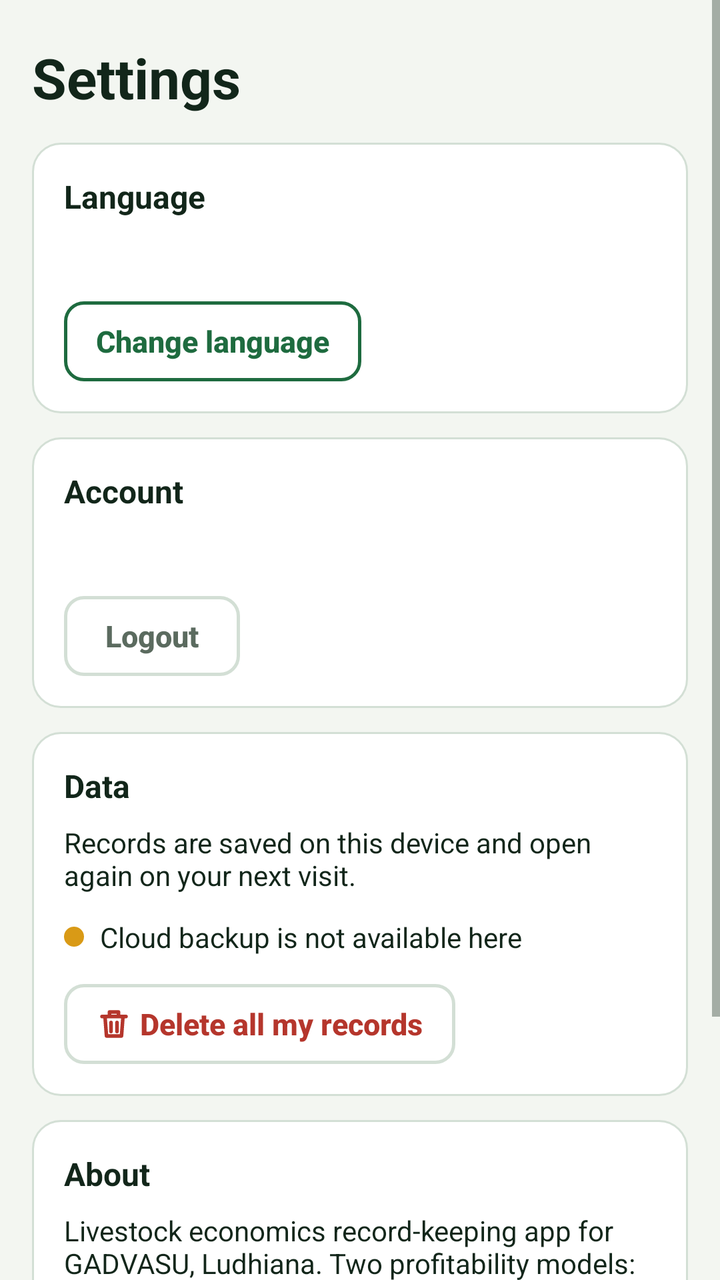
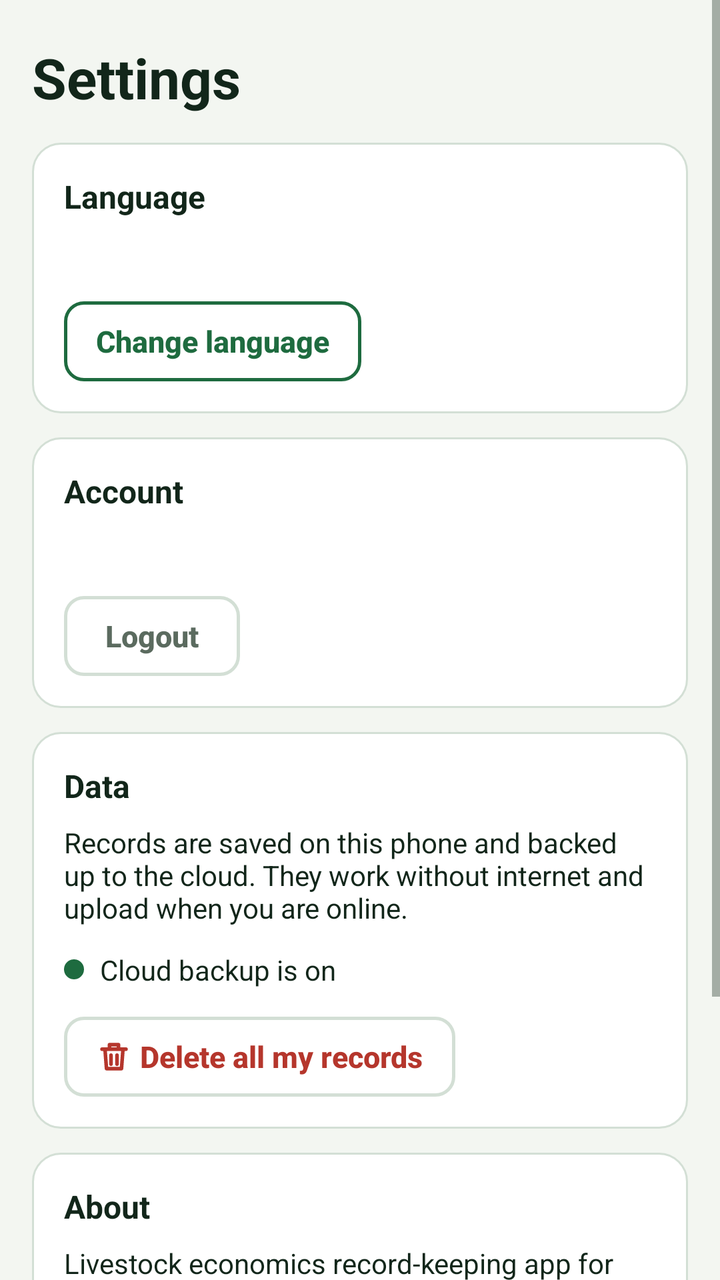

Two renders of the same Android screen: before a commit and after it. Below are the layout's source before the change and the commit's diff.
<!-- AndroidManifest.xml: application theme Theme.Gadvasu -->
<!-- res/layout/fragment_settings.xml -->
<?xml version="1.0" encoding="utf-8"?>
<ScrollView xmlns:android="http://schemas.android.com/apk/res/android"
    xmlns:app="http://schemas.android.com/apk/res-auto"
    android:layout_width="match_parent"
    android:layout_height="match_parent">

    <LinearLayout
        android:id="@+id/content"
        android:layout_width="match_parent"
        android:layout_height="wrap_content"
        android:orientation="vertical"
        android:paddingStart="16dp"
        android:paddingTop="14dp"
        android:paddingEnd="16dp"
        android:paddingBottom="24dp">

        <TextView
            style="@style/Text.H1"
            android:layout_width="match_parent"
            android:layout_height="wrap_content"
            android:layout_marginTop="6dp"
            android:layout_marginBottom="6dp"
            android:text="@string/settings" />

        <LinearLayout
            android:layout_width="match_parent"
            android:layout_height="wrap_content"
            android:layout_marginTop="8dp"
            android:background="@drawable/bg_card"
            android:orientation="vertical"
            android:padding="16dp">

            <TextView
                style="@style/Text.H3"
                android:layout_width="match_parent"
                android:layout_height="wrap_content"
                android:layout_marginBottom="8dp"
                android:text="@string/language" />

            <TextView
                android:id="@+id/tvLanguageName"
                style="@style/Text.Body"
                android:layout_width="match_parent"
                android:layout_height="wrap_content"
                android:layout_marginBottom="12dp" />

            <com.google.android.material.button.MaterialButton
                android:id="@+id/btnChangeLanguage"
                style="@style/Widget.Gadvasu.Button.Secondary.Small"
                android:layout_width="wrap_content"
                android:layout_height="wrap_content"
                android:text="@string/change_language" />
        </LinearLayout>

        <LinearLayout
            android:layout_width="match_parent"
            android:layout_height="wrap_content"
            android:layout_marginTop="12dp"
            android:background="@drawable/bg_card"
            android:orientation="vertical"
            android:padding="16dp">

            <TextView
                style="@style/Text.H3"
                android:layout_width="match_parent"
                android:layout_height="wrap_content"
                android:layout_marginBottom="8dp"
                android:text="@string/account" />

            <TextView
                android:id="@+id/tvLoggedIn"
                style="@style/Text.Body"
                android:layout_width="match_parent"
                android:layout_height="wrap_content"
                android:layout_marginBottom="12dp" />

            <com.google.android.material.button.MaterialButton
                android:id="@+id/btnLogout"
                style="@style/Widget.Gadvasu.Button.Ghost"
                android:layout_width="wrap_content"
                android:layout_height="wrap_content"
                android:text="@string/logout" />
        </LinearLayout>

        <LinearLayout
            android:layout_width="match_parent"
            android:layout_height="wrap_content"
            android:layout_marginTop="12dp"
            android:background="@drawable/bg_card"
            android:orientation="vertical"
            android:padding="16dp">

            <TextView
                style="@style/Text.H3"
                android:layout_width="match_parent"
                android:layout_height="wrap_content"
                android:layout_marginBottom="8dp"
                android:text="@string/data_storage" />

            <TextView
                style="@style/Text.Small"
                android:layout_width="match_parent"
                android:layout_height="wrap_content"
                android:layout_marginBottom="8dp"
                android:text="@string/stored_on_device" />

            <LinearLayout
                android:layout_width="match_parent"
                android:layout_height="wrap_content"
                android:layout_marginTop="4dp"
                android:gravity="center_vertical"
                android:orientation="horizontal">

                <View
                    android:layout_width="10dp"
                    android:layout_height="10dp"
                    android:layout_marginEnd="8dp"
                    android:background="@drawable/dot_amber" />

                <TextView
                    style="@style/Text.Small"
                    android:layout_width="wrap_content"
                    android:layout_height="wrap_content"
                    android:text="@string/cloud_off" />
            </LinearLayout>

            <com.google.android.material.button.MaterialButton
                android:id="@+id/btnClearData"
                style="@style/Widget.Gadvasu.Button.Danger"
                android:layout_width="wrap_content"
                android:layout_height="wrap_content"
                android:layout_marginTop="14dp"
                android:text="@string/clear_data"
                app:icon="@drawable/ic_trash" />
        </LinearLayout>

        <LinearLayout
            android:layout_width="match_parent"
            android:layout_height="wrap_content"
            android:layout_marginTop="12dp"
            android:background="@drawable/bg_card"
            android:orientation="vertical"
            android:padding="16dp">

            <TextView
                style="@style/Text.H3"
                android:layout_width="match_parent"
                android:layout_height="wrap_content"
                android:layout_marginBottom="8dp"
                android:text="@string/about" />

            <TextView
                style="@style/Text.Small"
                android:layout_width="match_parent"
                android:layout_height="wrap_content"
                android:layout_marginBottom="10dp"
                android:text="@string/about_text" />

            <TextView
                style="@style/Text.Muted"
                android:layout_width="match_parent"
                android:layout_height="wrap_content"
                android:text="@string/daily_formula" />

            <TextView
                style="@style/Text.Muted"
                android:layout_width="match_parent"
                android:layout_height="wrap_content"
                android:layout_marginBottom="10dp"
                android:text="@string/batch_formula" />

            <TextView
                android:id="@+id/tvVersion"
                style="@style/Text.Tiny"
                android:layout_width="match_parent"
                android:layout_height="wrap_content" />
        </LinearLayout>
    </LinearLayout>
</ScrollView>
<!-- resources referenced by this layout -->
<resources>
  <!-- drawable bg_card (drawable) -->
  <?xml version="1.0" encoding="utf-8"?>
  <shape xmlns:android="http://schemas.android.com/apk/res/android" android:shape="rectangle">
      <solid android:color="@color/card" />
      <stroke android:width="1dp" android:color="@color/line" />
      <corners android:radius="14dp" />
  </shape>
  <!-- drawable dot_amber (drawable) -->
  <?xml version="1.0" encoding="utf-8"?>
  <shape xmlns:android="http://schemas.android.com/apk/res/android" android:shape="oval">
      <solid android:color="@color/amber" />
      <size android:width="10dp" android:height="10dp" />
  </shape>
  <!-- drawable ic_trash (drawable) -->
  <?xml version="1.0" encoding="utf-8"?>
  <vector xmlns:android="http://schemas.android.com/apk/res/android"
      android:width="24dp"
      android:height="24dp"
      android:viewportWidth="24"
      android:viewportHeight="24">
      <path android:strokeColor="#FFFFFFFF" android:strokeWidth="2.4" android:strokeLineCap="round" android:strokeLineJoin="round" android:fillColor="#00000000" android:pathData="M4 7h16M10 11v6M14 11v6M6 7l1 13h10l1-13M9 7V4h6v3" />
  </vector>
  <string name="about">About</string>
  <string name="about_text">Livestock economics record-keeping app for GADVASU, Ludhiana. Two profitability models: daily (Livestock, Layer) and after-sale batch (Broiler, Goatery, Fishery).</string>
  <string name="account">Account</string>
  <string name="batch_formula">Profit = Amount received − Total expenses of the batch</string>
  <string name="change_language">Change language</string>
  <string name="clear_data">Delete all my records</string>
  <string name="cloud_off">Cloud backup is not available here</string>
  <string name="daily_formula">Daily profit = Daily income − Daily expenses</string>
  <string name="data_storage">Data</string>
  <string name="language">Language</string>
  <string name="logout">Logout</string>
  <string name="settings">Settings</string>
  <string name="stored_on_device">Records are saved on this device and open again on your next visit.</string>
  <style name="Text.Body">
          <item name="android:textSize">16sp</item>
          <item name="android:textColor">@color/ink</item>
      </style>
  <style name="Text.H1">
          <item name="android:textSize">28sp</item>
          <item name="android:textStyle">bold</item>
          <item name="android:textColor">@color/ink</item>
      </style>
  <style name="Text.H3">
          <item name="android:textSize">16sp</item>
          <item name="android:textStyle">bold</item>
          <item name="android:textColor">@color/ink</item>
      </style>
  <style name="Text.Muted">
          <item name="android:textSize">14sp</item>
          <item name="android:textColor">@color/muted</item>
      </style>
  <style name="Text.Small">
          <item name="android:textSize">14sp</item>
          <item name="android:textColor">@color/ink</item>
      </style>
  <style name="Text.Tiny">
          <item name="android:textSize">13sp</item>
          <item name="android:textColor">@color/muted</item>
      </style>
  <style name="Widget.Gadvasu.Button.Secondary.Small">
          <item name="android:minHeight">40dp</item>
          <item name="android:textSize">15sp</item>
      </style>
  <color name="card">#FFFFFF</color>
  <color name="line">#D3DFD5</color>
  <color name="amber">#D99A16</color>
  <color name="ink">#12261A</color>
  <color name="muted">#5B6B5F</color>
  <color name="red">#B5362C</color>
  <color name="green">#1E6B3F</color>
  <color name="green_ink">#155230</color>
  <color name="on_green">#FFFFFF</color>
  <color name="paper">#F3F6F1</color>
  <!-- unchanged entries left out for length: 4 -->
</resources>

<!-- the commit's change to res/layout/fragment_settings.xml (unified diff, before → after) -->
@@ -115,13 +115,13 @@
                     android:layout_width="10dp"
                     android:layout_height="10dp"
                     android:layout_marginEnd="8dp"
-                    android:background="@drawable/dot_amber" />
+                    android:background="@drawable/dot_green" />
 
                 <TextView
                     style="@style/Text.Small"
                     android:layout_width="wrap_content"
                     android:layout_height="wrap_content"
-                    android:text="@string/cloud_off" />
+                    android:text="@string/cloud_on" />
             </LinearLayout>
 
             <com.google.android.material.button.MaterialButton
<!-- resource entries referenced after the edit -->
@@ -7,10 +7,10 @@
       <stroke android:width="1dp" android:color="@color/line" />
       <corners android:radius="14dp" />
   </shape>
-  <!-- drawable dot_amber (drawable) -->
+  <!-- drawable dot_green (drawable) -->
   <?xml version="1.0" encoding="utf-8"?>
   <shape xmlns:android="http://schemas.android.com/apk/res/android" android:shape="oval">
-      <solid android:color="@color/amber" />
+      <solid android:color="@color/green" />
       <size android:width="10dp" android:height="10dp" />
   </shape>
   <!-- drawable ic_trash (drawable) -->
@@ -28,13 +28,13 @@
   <string name="batch_formula">Profit = Amount received − Total expenses of the batch</string>
   <string name="change_language">Change language</string>
   <string name="clear_data">Delete all my records</string>
-  <string name="cloud_off">Cloud backup is not available here</string>
+  <string name="cloud_on">Cloud backup is on</string>
   <string name="daily_formula">Daily profit = Daily income − Daily expenses</string>
   <string name="data_storage">Data</string>
   <string name="language">Language</string>
   <string name="logout">Logout</string>
   <string name="settings">Settings</string>
-  <string name="stored_on_device">Records are saved on this device and open again on your next visit.</string>
+  <string name="stored_on_device">Records are saved on this phone and backed up to the cloud. They work without internet and upload when you are online.</string>
   <style name="Text.Body">
           <item name="android:textSize">16sp</item>
           <item name="android:textColor">@color/ink</item>
@@ -67,7 +67,6 @@
       </style>
   <color name="card">#FFFFFF</color>
   <color name="line">#D3DFD5</color>
-  <color name="amber">#D99A16</color>
   <color name="ink">#12261A</color>
   <color name="muted">#5B6B5F</color>
   <color name="red">#B5362C</color>
